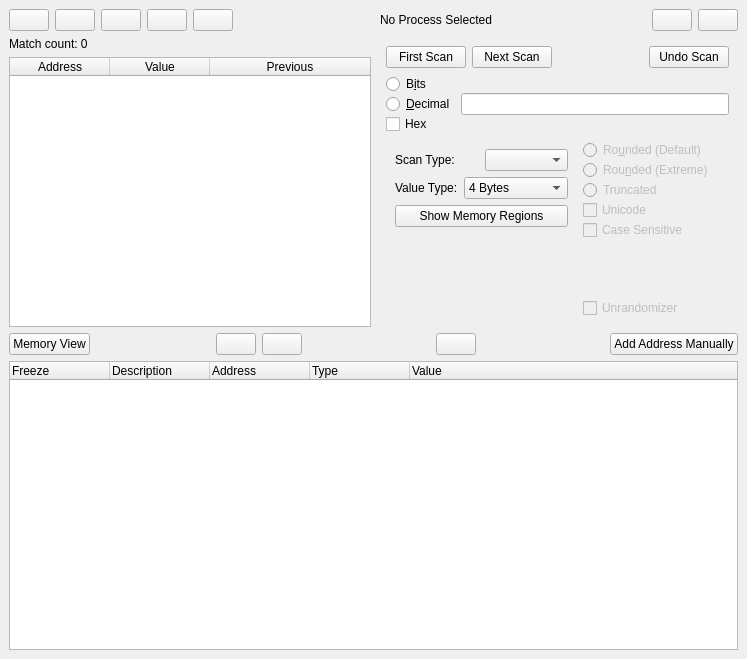
Old version of the form GUI/MainWindow.ui in the repository korcankaraokcu/PINCE.
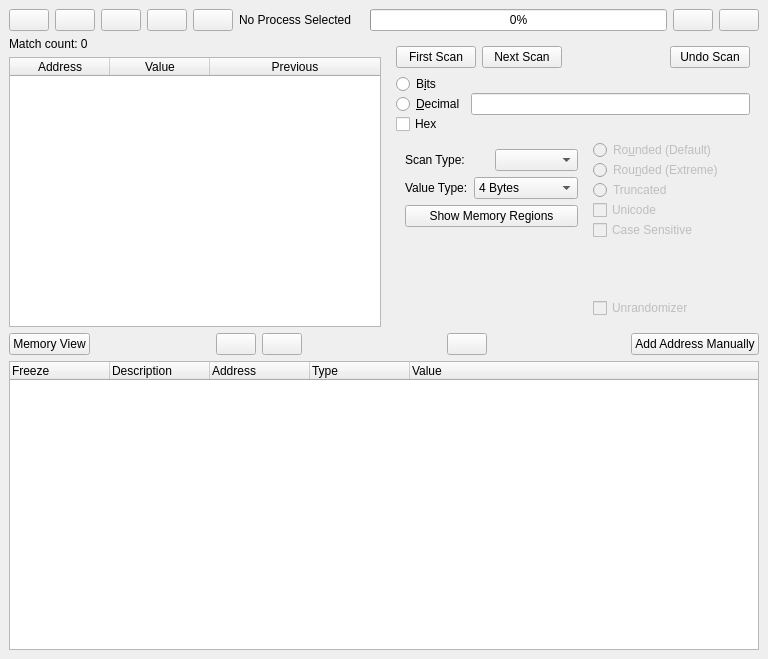
New version of the form.

Commit message:
Added a scan progress bar
I sometimes wonder if my computer has died on those scans that use all my ram and 5GB of swap, now I know for sure.

What changed in the file:
```diff
--- a/GUI/MainWindow.ui
+++ b/GUI/MainWindow.ui
@@ -6,7 +6,7 @@
    <rect>
     <x>0</x>
     <y>0</y>
-    <width>747</width>
+    <width>768</width>
     <height>659</height>
    </rect>
   </property>
@@ -88,19 +88,6 @@
         </property>
        </widget>
       </item>
-      <item>
-       <spacer name="horizontalSpacer_6">
-        <property name="orientation">
-         <enum>Qt::Horizontal</enum>
-        </property>
-        <property name="sizeHint" stdset="0">
-         <size>
-          <width>40</width>
-          <height>20</height>
-         </size>
-        </property>
-       </spacer>
-      </item>
       <item>
        <widget class="QLabel" name="label_SelectedProcess">
         <property name="text">
@@ -116,17 +103,14 @@
        </widget>
       </item>
       <item>
-       <spacer name="horizontalSpacer_5">
+       <widget class="QProgressBar" name="progressBar">
+        <property name="value">
+         <number>0</number>
+        </property>
         <property name="orientation">
          <enum>Qt::Horizontal</enum>
         </property>
-        <property name="sizeHint" stdset="0">
-         <size>
-          <width>40</width>
-          <height>20</height>
-         </size>
-        </property>
-       </spacer>
+       </widget>
       </item>
       <item>
        <widget class="QPushButton" name="pushButton_Console">
```
Left out of the diff: 2 changed lines with no effect on the pictures. The commit also changes 3 other files.
